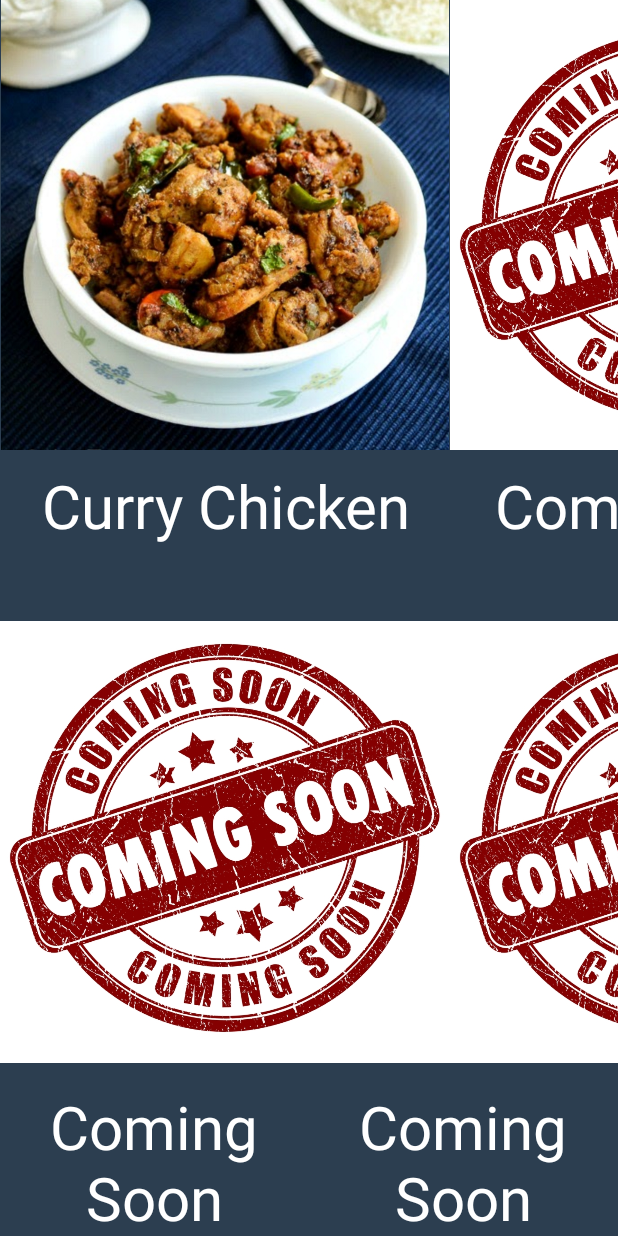
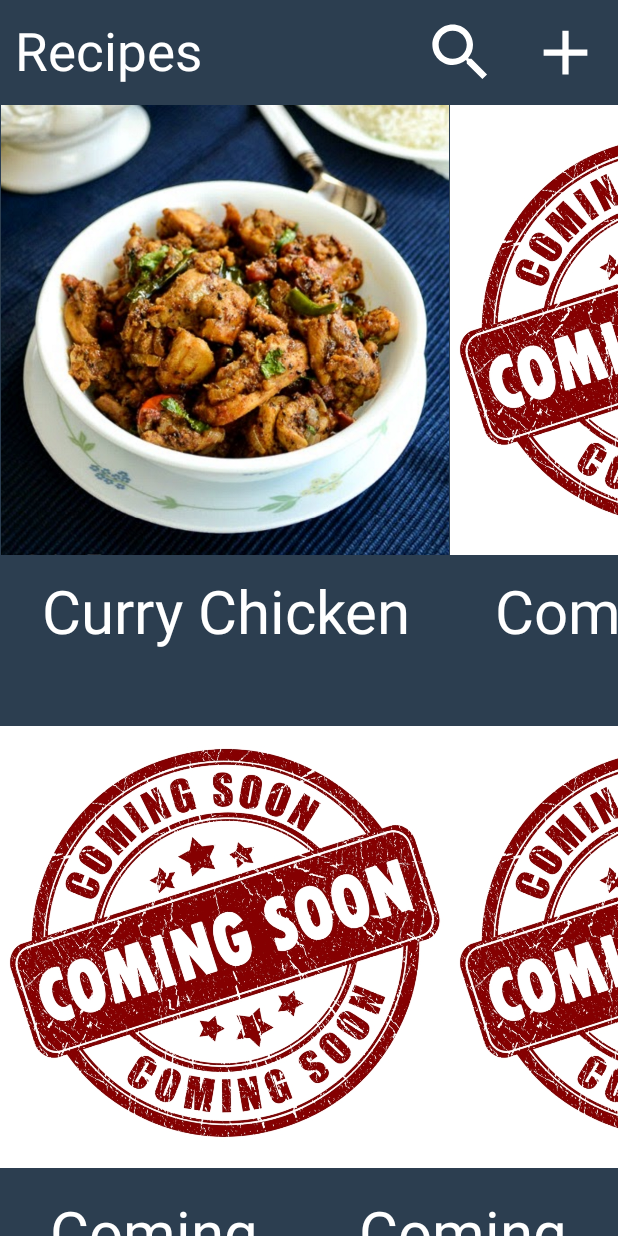
Before and after one commit to zhexxian/Souschef1.0, an Android app: the RecipeListActivity screen opened directly, with no data from a screen before it, on a phone screen of 412 x 824 dp. Run offline under Robolectric (Android 15) with nearby library versions, the phone set to English and light mode, and no system bars; network calls fail.

Commit message:
Recipe list view -- added 'search' and 'plus' icons & image buttons

```diff
--- a/app/src/main/java/com/example/zhexian/souschef10/MainActivity.java
+++ b/app/src/main/java/com/example/zhexian/souschef10/MainActivity.java
@@ -36,18 +36,18 @@ import java.util.UUID;
 
 /*************************** TODO LIST **********************************
  * Main page:
- -[UI] tare button for weight
+ - DONE [UI] tare button for weight
  -[Function] after pressing tare button, weight displayed will be actual weight data received minus the weight of container
- -[UI] make weight and tare button fixed in position (dont allow the position of tare depend on the weight variable as this will move tare button when weight changes)
+ - DONE [UI] make weight and tare button fixed in position (dont allow the position of tare depend on the weight variable as this will move tare button when weight changes)
 
  * Ingredient amount page:
- -[UI] change 'select amount' to 'quantity'
+ - DONE [UI] change 'select amount' to 'quantity'
  - [Function] autocomplete for ingredient name
 
  * Recipe page:
 
  * RecipeList page:
- - [UI] add a button to add new recipes
+ - DONE [UI] add a button to add new recipes
  - [Function] add function for above button
  */
 public class MainActivity extends AppCompatActivity implements View.OnClickListener{
--- /dev/null
+++ b/app/src/main/java/com/example/zhexian/souschef10/yourActivityrRunOnStartup.java
@@ -0,0 +1,28 @@
+package com.example.zhexian.souschef10;
+
+import android.content.BroadcastReceiver;
+import android.content.Context;
+import android.content.Intent;
+
+/**
+ * Created by zhexian on 3/24/2016.
+ */
+public class yourActivityrRunOnStartup extends BroadcastReceiver {
+
+    @Override
+    public void onReceive(Context context, Intent intent) {
+//        if (Intent.ACTION_BOOT_COMPLETED.equals(intent.getAction())) {
+//            Intent serviceIntent = new Intent(context, MainActivity.class);
+//            context.startService(serviceIntent);
+//        }
+
+        if (intent.getAction().equals(Intent.ACTION_BOOT_COMPLETED)){
+
+
+            Intent i = new Intent(context, MainActivity.class);
+            i.addFlags(Intent.FLAG_ACTIVITY_NEW_TASK);
+
+            context.startActivity(i);
+        }
+    }
+}
--- /dev/null
+++ b/app/src/main/res/drawable/ic_add_24dp.xml
@@ -0,0 +1,9 @@
+<vector xmlns:android="http://schemas.android.com/apk/res/android"
+        android:width="24dp"
+        android:height="24dp"
+        android:viewportWidth="24.0"
+        android:viewportHeight="24.0">
+    <path
+        android:fillColor="#FF000000"
+        android:pathData="M19,13h-6v6h-2v-6H5v-2h6V5h2v6h6v2z"/>
+</vector>
--- /dev/null
+++ b/app/src/main/res/drawable/ic_search_24dp.xml
@@ -0,0 +1,9 @@
+<vector xmlns:android="http://schemas.android.com/apk/res/android"
+        android:width="24dp"
+        android:height="24dp"
+        android:viewportWidth="24.0"
+        android:viewportHeight="24.0">
+    <path
+        android:fillColor="#FF000000"
+        android:pathData="M15.5,14h-0.79l-0.28,-0.27C15.41,12.59 16,11.11 16,9.5 16,5.91 13.09,3 9.5,3S3,5.91 3,9.5 5.91,16 9.5,16c1.61,0 3.09,-0.59 4.23,-1.57l0.27,0.28v0.79l5,4.99L20.49,19l-4.99,-5zm-6,0C7.01,14 5,11.99 5,9.5S7.01,5 9.5,5 14,7.01 14,9.5 11.99,14 9.5,14z"/>
+</vector>
--- a/app/src/main/res/layout/recipe_list.xml
+++ b/app/src/main/res/layout/recipe_list.xml
@@ -9,7 +9,8 @@
         android:orientation="horizontal"
         android:layout_width="match_parent"
         android:layout_height="wrap_content"
-        android:id="@+id/linearLayout2">
+        android:id="@+id/linearLayout2"
+        android:layout_below="@+id/imageButton">
 
         <ImageView
             android:layout_width="300dp"
@@ -93,7 +94,8 @@
         android:layout_height="wrap_content"
         android:layout_below="@+id/linearLayout4"
         android:layout_alignParentLeft="true"
-        android:layout_alignParentStart="true">
+        android:layout_alignParentStart="true"
+        android:id="@+id/linearLayout5">
 
         <TextView
             android:layout_width="wrap_content"
@@ -118,4 +120,48 @@
             android:textSize="40dp" />
     </LinearLayout>
 
+    <TextView
+        android:layout_width="wrap_content"
+        android:layout_height="wrap_content"
+        android:textAppearance="?android:attr/textAppearanceLarge"
+        android:text="Recipes"
+        android:id="@+id/textView4"
+        android:textColor="#ffffff"
+        android:textSize="35dp"
+        android:layout_alignParentTop="true"
+        android:layout_alignParentLeft="true"
+        android:layout_alignParentStart="true"
+        android:layout_margin="10dp" />
+
+    <ImageButton
+        android:layout_width="wrap_content"
+        android:layout_height="wrap_content"
+        android:id="@+id/imageButton"
+        android:layout_alignParentRight="true"
+        android:layout_alignParentEnd="true"
+        android:background="@drawable/ic_add_24dp"
+        android:backgroundTint="#ffffff"
+        android:layout_alignParentTop="true"
+        android:layout_alignParentLeft="false"
+        android:maxHeight="50dp"
+        android:minHeight="50dp"
+        android:maxWidth="50dp"
+        android:minWidth="50dp"
+        android:layout_margin="10dp" />
+
+    <ImageButton
+        android:layout_width="wrap_content"
+        android:layout_height="wrap_content"
+        android:id="@+id/imageButton2"
+        android:layout_alignParentTop="true"
+        android:layout_toLeftOf="@+id/imageButton"
+        android:background="@drawable/ic_search_24dp"
+        android:layout_above="@+id/linearLayout2"
+        android:maxHeight="50dp"
+        android:maxWidth="50dp"
+        android:minHeight="50dp"
+        android:minWidth="50dp"
+        android:backgroundTint="#ffffff"
+        android:layout_margin="10dp" />
+
 </RelativeLayout>
```
